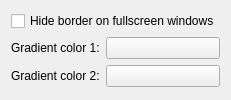
First picture: the form in kcm/ui/borderglowconfigform.ui, repository bartekldw/borderglow, before the edit.
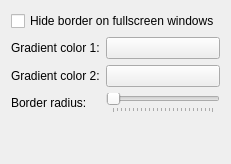
Second picture: the form after the edit. Custom widgets are drawn as their Qt base class.

Commit message: Add border corner radius UI entry to KCM and value getter in main BorderGlow

Patch:
```diff
--- a/kcm/ui/borderglowconfigform.ui
+++ b/kcm/ui/borderglowconfigform.ui
@@ -32,8 +32,41 @@
      <item row="1" column="1">
       <widget class="KColorButton" name="kcfg_GradientColor2"/>
      </item>
+     <item row="2" column="0">
+      <widget class="QLabel" name="borderRadiusLabel">
+       <property name="text">
+        <string>Border radius:</string>
+       </property>
+      </widget>
+     </item>
+     <item row="2" column="1">
+      <widget class="QSlider" name="kcfg_BorderRadius">
+       <property name="orientation">
+        <enum>Qt::Horizontal</enum>
+       </property>
+       <property name="tickPosition">
+        <enum>QSlider::TicksBelow</enum>
+       </property>
+       <property name="tickInterval">
+        <number>4</number>
+       </property>
+      </widget>
+     </item>
     </layout>
    </item>
+   <item>
+    <spacer name="verticalSpacer">
+     <property name="orientation">
+      <enum>Qt::Vertical</enum>
+     </property>
+     <property name="sizeHint" stdset="0">
+      <size>
+       <width>20</width>
+       <height>40</height>
+      </size>
+     </property>
+    </spacer>
+   </item>
   </layout>
  </widget>
  <customwidgets>
```
The commit also changes 3 other files.
